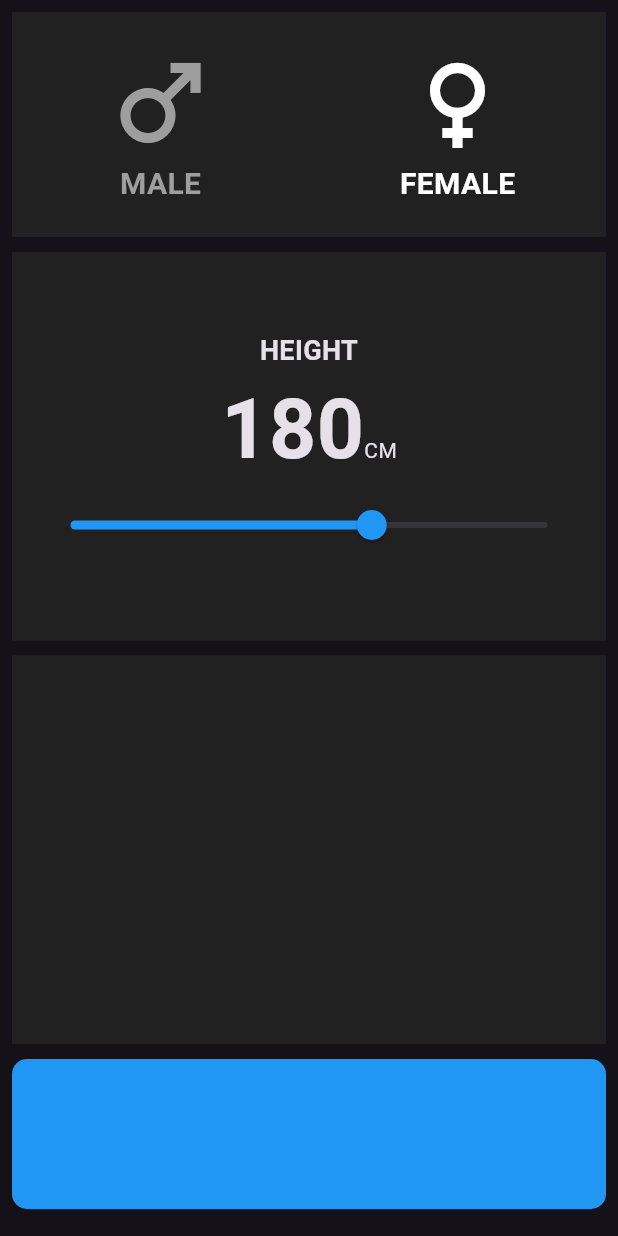
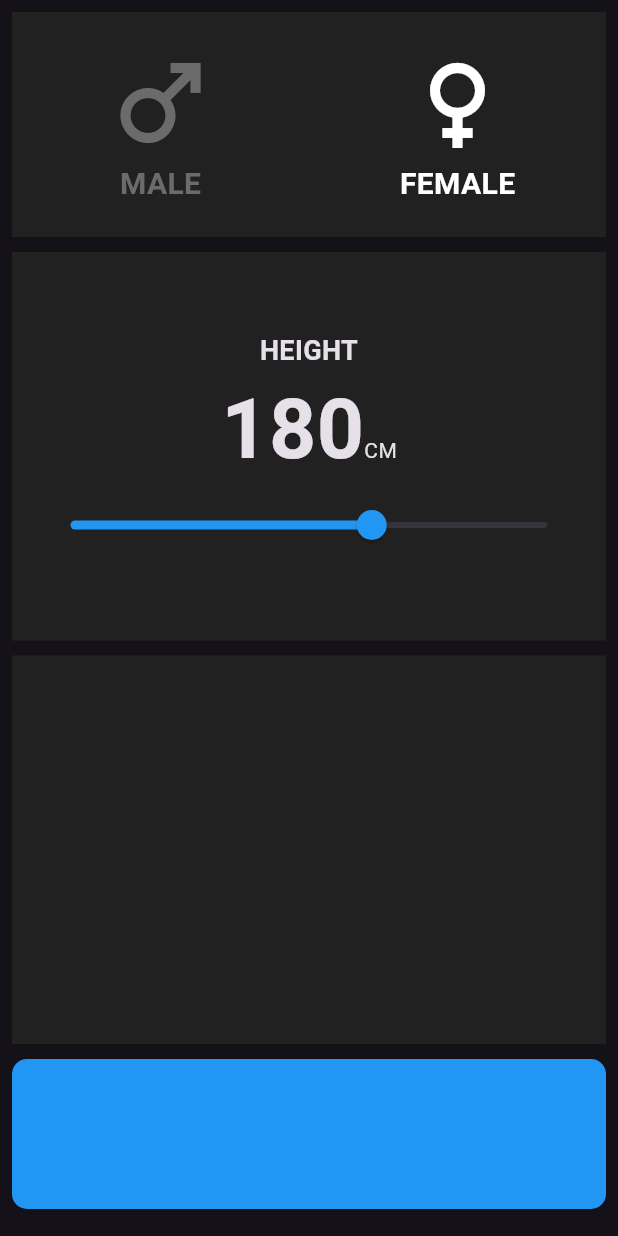
Before and after one commit to lajeesh1/flutter-bmi-calculator, a Flutter app: the screen it shows after launch, after a tap on "FEMALE", on a phone screen of 412 x 824 dp. Run offline on Flutter 3.47's test engine with Material 3 defaults, Android fonts, the phone set to English and light mode, and no system bars.

Commit message:
color updation

```diff
--- a/lib/main.dart
+++ b/lib/main.dart
@@ -45,7 +45,12 @@ class _BmiState extends State<Bmi> {
                           onTap: () {
                             setState(() {
                               maleColor = Colors.white;
-                              femaleColor = Colors.grey;
+                              femaleColor = const Color.fromARGB(
+                                150,
+                                158,
+                                158,
+                                158,
+                              );
                             });
                           },
                           child: Column(
@@ -73,7 +78,13 @@ class _BmiState extends State<Bmi> {
                           onTap: () {
                             setState(() {
                               femaleColor = Colors.white;
-                              maleColor = Colors.grey;
+                              maleColor = const Color.fromARGB(
+                                150,
+                                158,
+                                158,
+                                158,
+                              );
+                              ;
                             });
                           },
                           child: Column(
```
